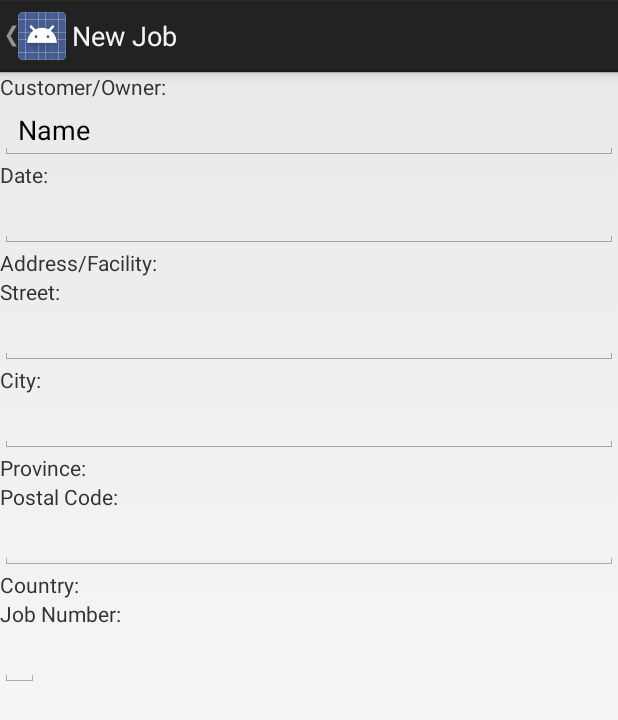
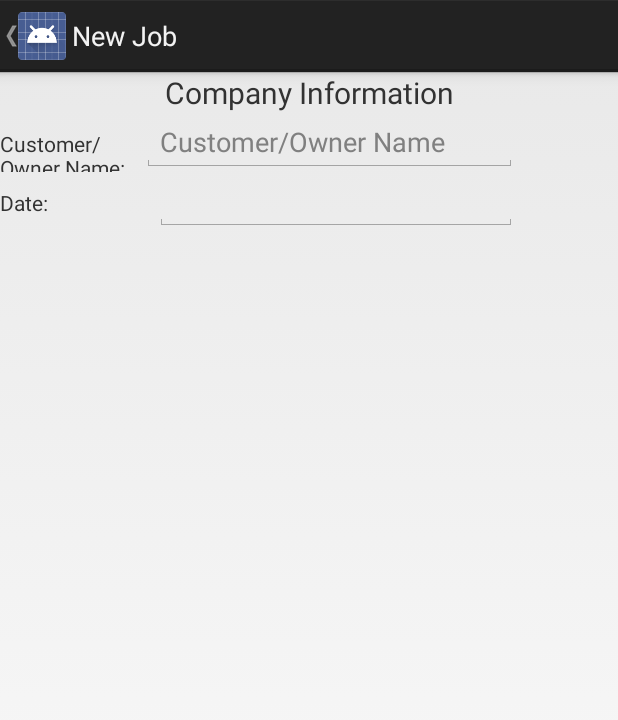
Before and after one commit to Jonathan-Jones/DCRacking, an Android app: the NewJobActivity screen opened directly, with no data from a screen before it, on a phone screen of 412 x 824 dp. Shown: the top 720 px of the screen. Run offline under Robolectric (Android 15) with nearby library versions, the light colour scheme and no system bars.

Commit message:
Adding controls for the company information activity

```diff
--- a/app/src/main/res/layout/activity_new_job.xml
+++ b/app/src/main/res/layout/activity_new_job.xml
@@ -1,125 +1,63 @@
 <?xml version="1.0" encoding="utf-8"?>
 
 <LinearLayout xmlns:android="http://schemas.android.com/apk/res/android"
-              xmlns:tools="http://schemas.android.com/tools"
-              android:orientation="vertical" android:layout_width="match_parent"
+              android:orientation="vertical"
+              android:layout_width="match_parent"
               android:layout_height="match_parent">
 
     <TextView
-        android:layout_width="wrap_content"
-        android:layout_height="wrap_content"
-        android:layout_gravity="left"
-        android:text="@string/new_job_owner"
-        android:id="@+id/tvOwner"/>
-
-
-    <EditText
         android:layout_width="match_parent"
         android:layout_height="wrap_content"
-        android:inputType="textPersonName"
-        android:text="Name"
-        android:ems="10"
-        android:id="@+id/editText"
-        android:layout_gravity="center_horizontal"/>
+        android:id="@+id/company_information_title"
+        android:textSize="20sp"
+        android:gravity="center"
+        android:text="Company Information" />
+
+    <LinearLayout
+        android:layout_width="match_parent"
+        android:layout_height="wrap_content"
+        android:orientation="horizontal"
+        android:weightSum="1">
 
         <TextView
-        android:layout_width="wrap_content"
+            android:layout_width="75dp"
             android:layout_height="wrap_content"
-        android:layout_gravity="left"
-        android:text="@string/new_job_date"
-        android:id="@+id/tvDate"/>
-
-    <EditText
-        android:layout_width="match_parent"
-        android:layout_height="wrap_content"
-        android:inputType="date"
-        android:ems="10"
-        android:id="@+id/editText2" />
-
-    <TextView
-        android:layout_width="wrap_content"
-        android:layout_height="wrap_content"
-        android:layout_gravity="left"
-        android:text="@string/new_job_address"
-        android:id="@+id/tvAddress"/>
-
-    <TextView
-        android:layout_width="wrap_content"
-        android:layout_height="wrap_content"
-        android:layout_gravity="left"
-        android:text="@string/new_job_address_street"
-        android:id="@+id/tvStreet"/>
-
-    <EditText
-        android:layout_width="match_parent"
-        android:layout_height="wrap_content"
-        android:id="@+id/editText4"
-        android:layout_gravity="center_horizontal"/>
-
-    <TextView
-        android:layout_width="wrap_content"
-        android:layout_height="wrap_content"
-        android:layout_gravity="left"
-        android:text="@string/new_job_address_city"
-        android:id="@+id/tvCity"/>
-
-    <EditText
-        android:layout_width="match_parent"
-        android:layout_height="wrap_content"
-        android:id="@+id/editText5"
-        android:layout_gravity="center_horizontal"/>
-
-    <TextView
-        android:layout_width="wrap_content"
-        android:layout_height="wrap_content"
-        android:layout_gravity="left"
-        android:text="@string/new_job_address_province"
-        android:id="@+id/tvProvince"/>
-
-    <ExpandableListView
-        android:layout_width="match_parent"
-        android:layout_height="wrap_content"
-        android:id="@+id/expandableListView"
-        tools:listitem="@android:layout/simple_list_item_1"/>
-
-    <TextView
-        android:layout_width="wrap_content"
-        android:layout_height="wrap_content"
-        android:layout_gravity="left"
-        android:text="@string/new_job_address_postal_code"
-        android:id="@+id/tvPostalCode"/>
-
-    <EditText
-        android:layout_width="match_parent"
-        android:layout_height="wrap_content"
-        android:inputType="textPostalAddress"
-        android:ems="10"
-        android:id="@+id/editText3"
-        android:layout_gravity="center_horizontal"/>
-
-    <TextView
-        android:layout_width="wrap_content"
-        android:layout_height="wrap_content"
-        android:layout_gravity="left"
-        android:text="@string/new_job_address_country"
-        android:id="@+id/tvCountry"/>
-
-    <ExpandableListView
-        android:layout_width="wrap_content"
-        android:layout_height="wrap_content"
-        android:id="@+id/expandableListView2"
-        tools:listitem="@android:layout/simple_list_item_1"/>
-
-    <TextView
-        android:layout_width="wrap_content"
-        android:layout_height="wrap_content"
-        android:layout_gravity="left"
-        android:text="@string/new_job_job_number"
-        android:id="@+id/tvJobNumber"/>
+            android:id="@+id/company_name"
+            android:text="@string/new_job_owner"
+            android:layout_weight="0.23"/>
 
         <EditText
             android:layout_width="wrap_content"
             android:layout_height="wrap_content"
-        android:id="@+id/editText6"/>
+            android:id="@+id/company_name_edit_text"
+            android:inputType="textPersonName"
+            android:width="250dp"
+            android:hint="Customer/Owner Name"/>
 
     </LinearLayout>
+
+    <LinearLayout
+        android:layout_width="match_parent"
+        android:layout_height="wrap_content"
+        android:orientation="horizontal"
+        android:weightSum="1">
+
+        <TextView
+            android:layout_width="75dp"
+            android:layout_height="wrap_content"
+            android:id="@+id/company_info_date"
+            android:text="@string/new_job_date"
+            android:layout_weight="0.23"/>
+
+        <EditText
+            android:layout_width="wrap_content"
+            android:layout_height="wrap_content"
+            android:inputType="date"
+            android:ems="10"
+            android:id="@+id/company_info_date_edit_text"
+            android:layout_weight="0.23" />
+
+
+    </LinearLayout>
+
+</LinearLayout>
--- a/app/src/main/res/values/strings.xml
+++ b/app/src/main/res/values/strings.xml
@@ -12,7 +12,8 @@
     <string name="company_info">Company Info.</string>
 
     <!-- strings for New Job -->
-    <string name="new_job_owner">Customer/Owner: </string>
+    <string name="new_job_owner">Customer/Owner Name: </string>
+    <string name="new_job_owner_hint">Customer/Owner Name </string>
     <string name="new_job_date">Date: </string>
     <string name="new_job_address">Address/Facility: </string>
     <string name="new_job_address_street">Street: </string>
```
Lines whose indentation alone changed are shown as unchanged.
